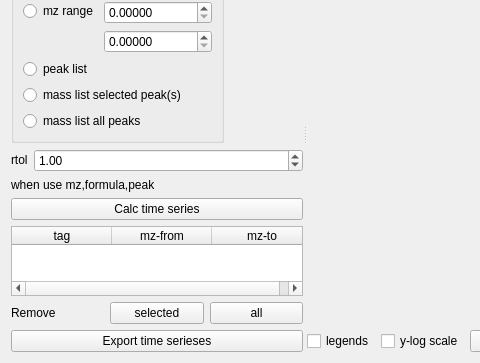
First picture: the form in Orbitool/UI/Timeserieses.ui, repository l460289052/Orbitool, before the edit; both pictures show x 0 to 480 and y 96 to 459 of the 611 by 459 pixel window.
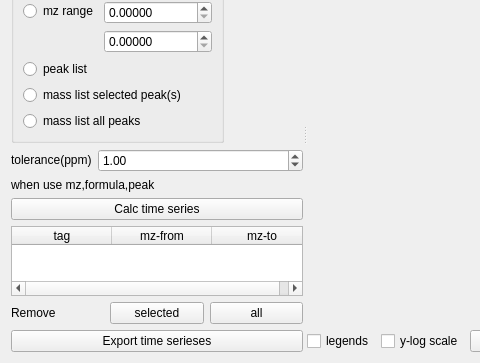
Second picture: the form after the edit.

What changed in the file:
```diff
--- a/Orbitool/UI/Timeserieses.ui
+++ b/Orbitool/UI/Timeserieses.ui
@@ -171,7 +171,7 @@
          <item row="0" column="0">
           <widget class="QLabel" name="label_22">
            <property name="text">
-            <string>&lt;html&gt;&lt;head/&gt;&lt;body&gt;&lt;p&gt;rtol&lt;/p&gt;&lt;/body&gt;&lt;/html&gt;</string>
+            <string>&lt;html&gt;&lt;head/&gt;&lt;body&gt;&lt;p&gt;tolerance(ppm)&lt;/p&gt;&lt;/body&gt;&lt;/html&gt;</string>
            </property>
           </widget>
          </item>
```
